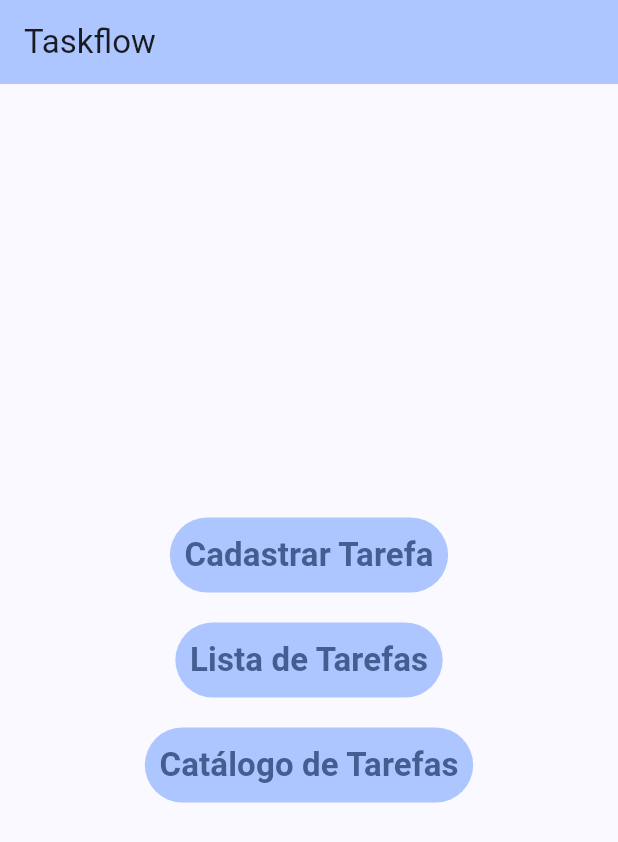
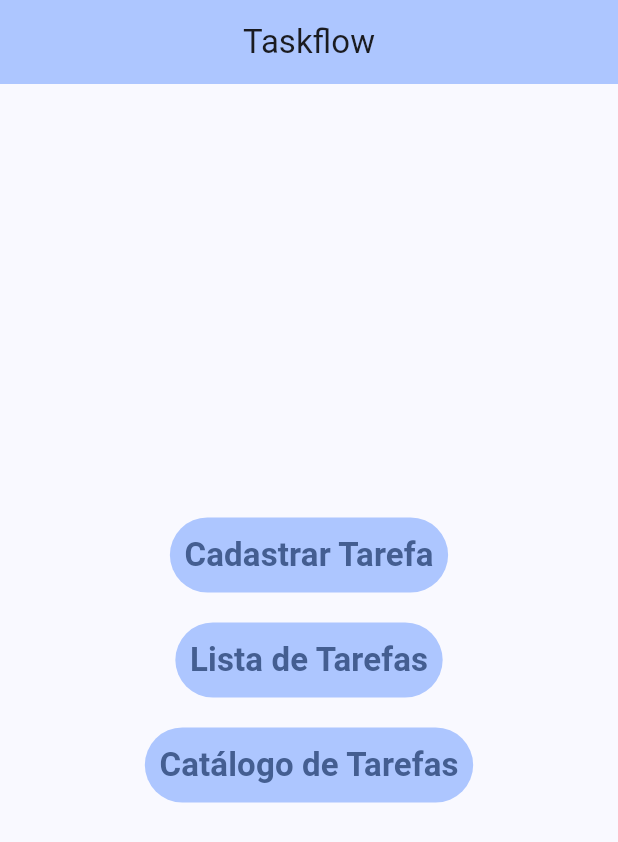
Before and after one commit to Igorsb3000/app_taskflow, a Flutter app: the screen it shows after launch, on a phone screen of 412 x 824 dp. Shown: the top 842 px of the screen. Run offline on Flutter 3.47's test engine with Material 2 defaults, Android fonts, the phone set to English and light mode, and no system bars; our stand-ins replace connectivity_plus, floor, sqflite; accounts and stored records are empty; generated files the repository leaves out were written again.

Commit message:
ajustes nas telas catalog e home

```diff
--- a/lib/data/api/api_client.dart
+++ b/lib/data/api/api_client.dart
@@ -13,7 +13,7 @@ class ApiClient {
       Uri.parse(baseUrl),
     );
     if(response.statusCode == 200){
-      Map<String, dynamic> jsonMap = json.decode(response.body);
+      Map<String, dynamic> jsonMap = json.decode(utf8.decode(response.bodyBytes));
       List<Map<String, dynamic>> listaContent = List<Map<String, dynamic>>.from(jsonMap['content']);
       List<Task> listaDeTasks = listaContent.map((task) => TaskMapper().fromJson(task)).toList();
       print("Lista de Tasks RECARREGADA com sucesso!");
--- a/lib/data/repository/implementacao_task_repository.dart
+++ b/lib/data/repository/implementacao_task_repository.dart
@@ -69,8 +69,7 @@ class ImplementacaoTaskRepository implements InterfaceTaskRepository {
       await taskDao.updateTask(task);
       final List<Task> tasksLocal = await taskDao.findAllTasks();
 
-      if (connectivityService.getConnectionStatus() ==
-          ConnectivityResult.mobile ||
+      if (connectivityService.getConnectionStatus() == ConnectivityResult.mobile ||
           connectivityService.getConnectionStatus() == ConnectivityResult.wifi) {
 
         List<Task> tasksApi;
--- a/lib/ui/catalog_task_page.dart
+++ b/lib/ui/catalog_task_page.dart
@@ -23,7 +23,6 @@ class CatalogTaskPage extends StatelessWidget {
 }
 
 class CatalogBody extends StatefulWidget {
-  //final ImplementacaoTaskRepository repository;
   final TaskController taskController;
   const CatalogBody({super.key, required this.taskController});
 
--- a/lib/ui/home_page.dart
+++ b/lib/ui/home_page.dart
@@ -14,7 +14,7 @@ class HomePage extends StatelessWidget {
     return Scaffold(
       appBar: AppBar(
         backgroundColor: Theme.of(context).colorScheme.inversePrimary,
-        title: const Text("Taskflow"),
+        title: const Center(child: Text("Taskflow"),),
       ),
       body: HomeBody(taskController: taskController,),
       backgroundColor: Theme.of(context).colorScheme.background,
@@ -23,7 +23,6 @@ class HomePage extends StatelessWidget {
 }
 
 class HomeBody extends StatelessWidget {
-  //final ImplementacaoTaskRepository repository;
   final TaskController taskController;
   const HomeBody({super.key, required this.taskController});
 
```
